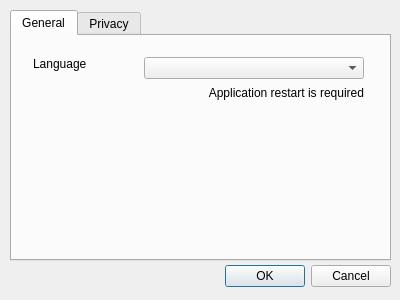
The window that Options/OptionsDialog.ui (InvictusInnovations/keyhotee) describes before a commit, drawn with Qt 5.
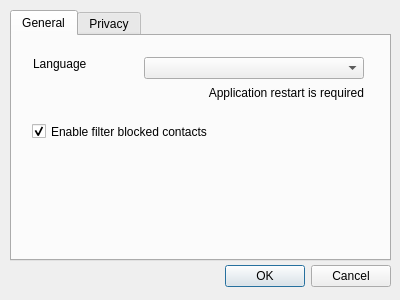
The same window after the commit.

Commit message: [GS] Added possibility to filter out blocked contacts #379 [GS] Added option to allow unblock a contact previously blocked #380

Diff of the .ui file:
```diff
--- a/Options/OptionsDialog.ui
+++ b/Options/OptionsDialog.ui
@@ -97,6 +97,22 @@
       </item>
      </layout>
     </widget>
+    <widget class="QCheckBox" name="enable_filter_blocked">
+     <property name="geometry">
+      <rect>
+       <x>20</x>
+       <y>80</y>
+       <width>331</width>
+       <height>31</height>
+      </rect>
+     </property>
+     <property name="text">
+      <string>Enable filter blocked contacts</string>
+     </property>
+     <property name="checked">
+      <bool>true</bool>
+     </property>
+    </widget>
    </widget>
    <widget class="QWidget" name="privacy">
     <attribute name="title">
```
The commit also changes 14 other files.
